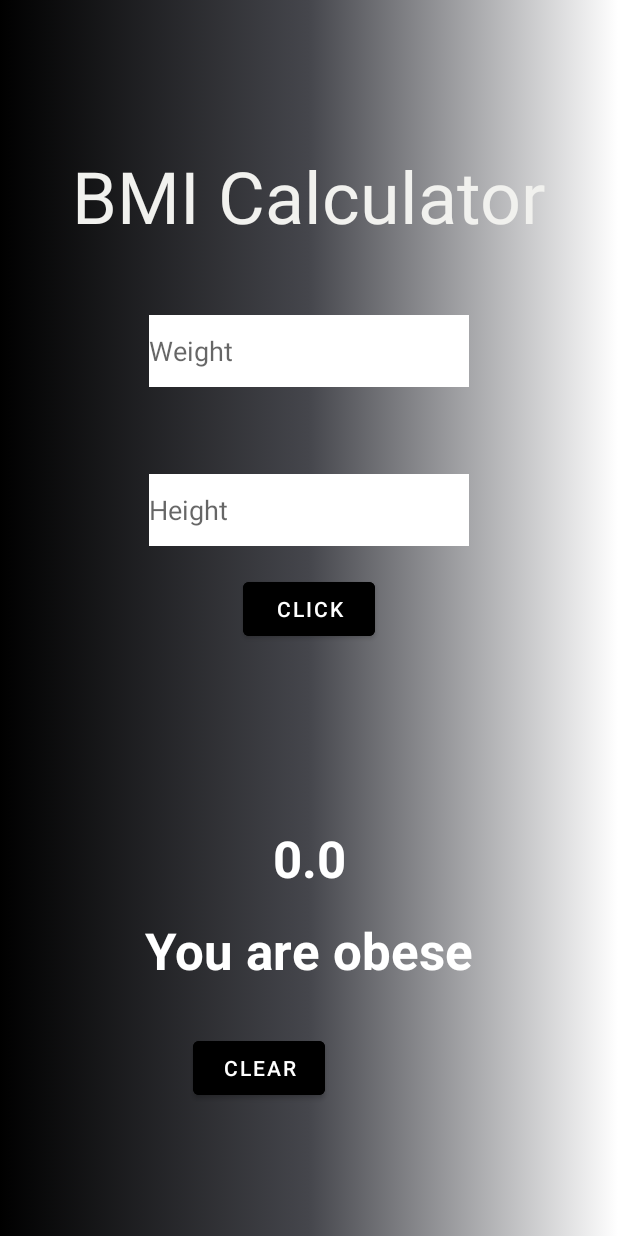
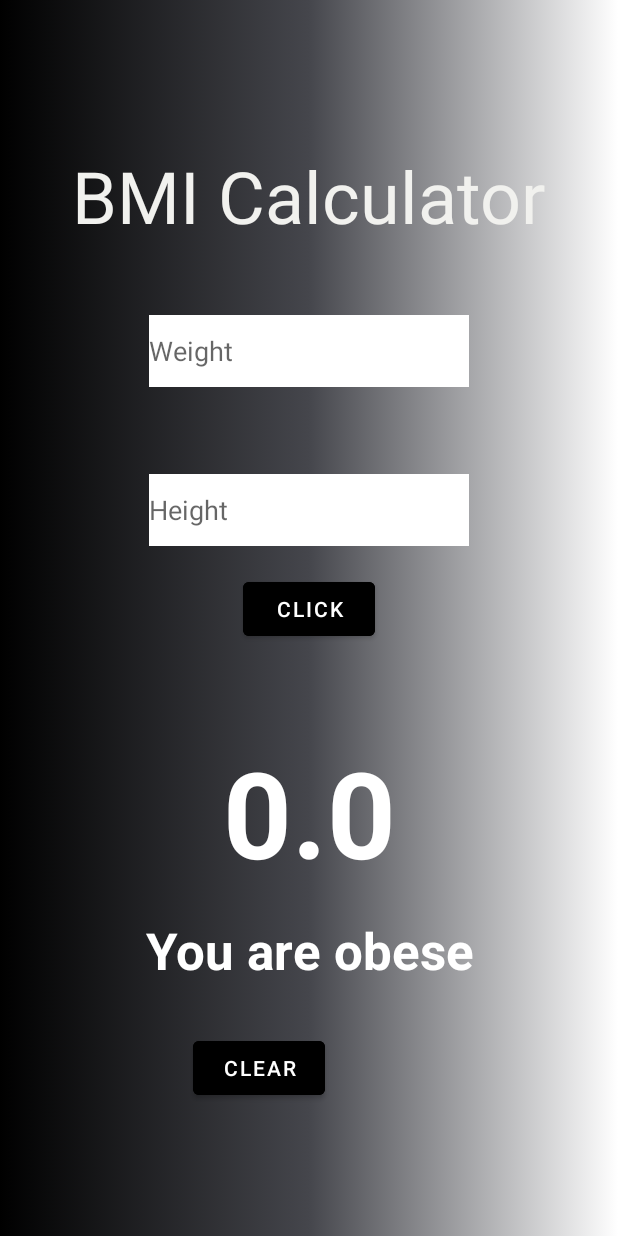
Before and after one commit to Londrinho/BmiApp, an Android app: the BmiFragment screen opened through its navigation route, after a tap on "CLICK", on a phone screen of 412 x 824 dp. Run offline under Robolectric (Android 15) with nearby library versions, the phone set to English and light mode, and no system bars; our stand-ins replace data binding; 3 statements that could not run were skipped.

Commit message:
Changed the formatting for the advice and result of bmi.

```diff
--- a/app/src/main/java/com/jimmy/bmiapp/BmiFragment.kt
+++ b/app/src/main/java/com/jimmy/bmiapp/BmiFragment.kt
@@ -103,6 +103,3 @@ class BmiFragment : Fragment() {
     }
 
 }
-
-//println("%.2f".format(result))
-//TODO - put in formating for 2 decimal places and enact clear button
--- a/app/src/main/res/layout/fragment_bmi.xml
+++ b/app/src/main/res/layout/fragment_bmi.xml
@@ -64,8 +64,9 @@
         android:layout_height="wrap_content"
         android:layout_marginBottom="16dp"
         android:textColor="@color/white"
-        android:textSize="34sp"
+        android:textSize="80sp"
         android:textStyle="bold"
+        android:gravity="center"
         app:layout_constraintBottom_toTopOf="@+id/advice"
         app:layout_constraintEnd_toEndOf="parent"
         app:layout_constraintStart_toStartOf="parent"
@@ -80,6 +81,7 @@
         android:textColor="@color/white"
         android:textSize="34sp"
         android:textStyle="bold"
+        android:gravity="center"
         app:layout_constraintBottom_toTopOf="@+id/clear_btn"
         app:layout_constraintEnd_toEndOf="parent"
         app:layout_constraintStart_toStartOf="parent"
```
